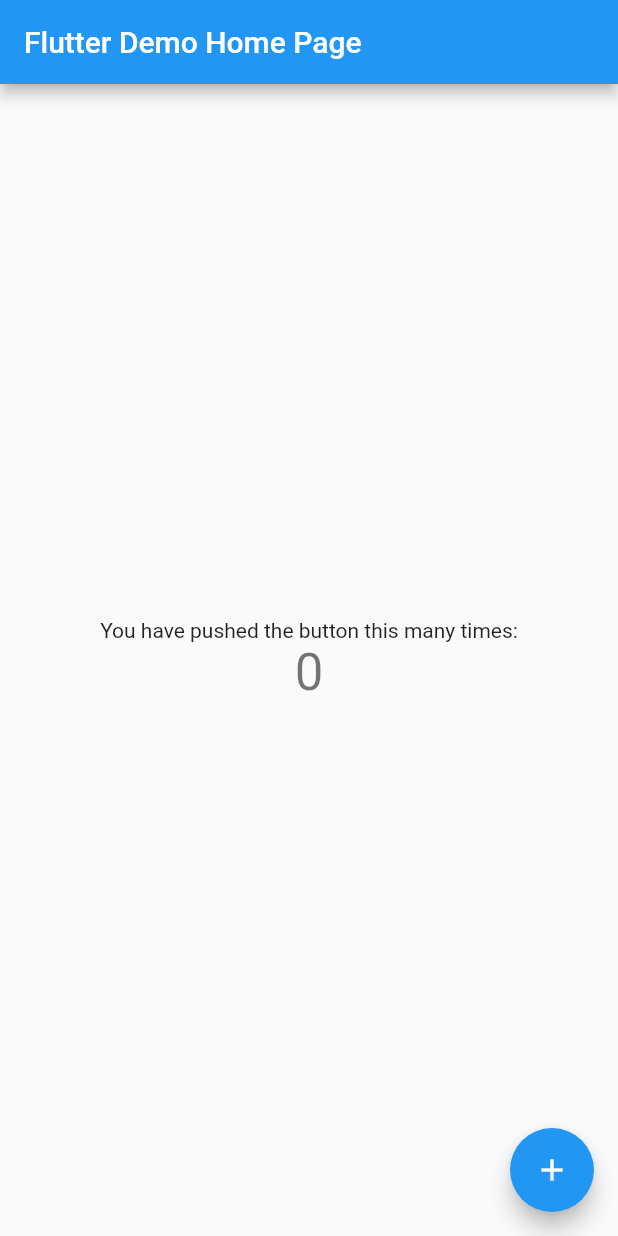
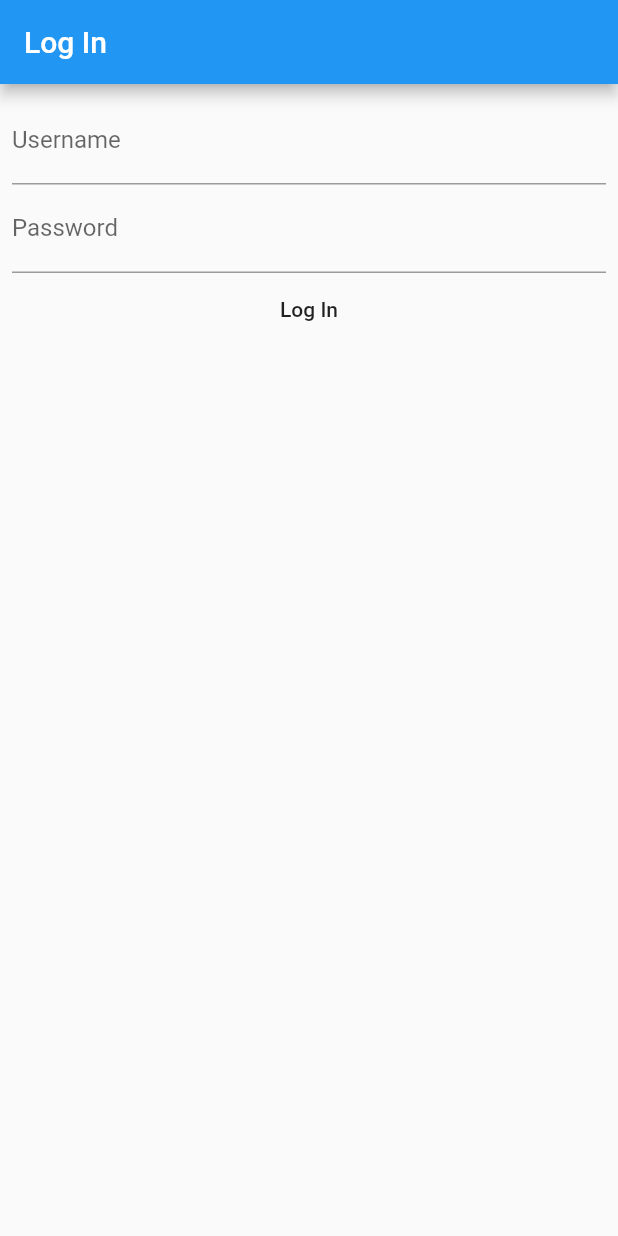
Before and after one commit to Sekarre/eDiaryMobile, a Flutter app: the screen it shows after launch, on a phone screen of 412 x 824 dp. Run offline on Flutter 3.47's test engine with Material 2 defaults, Android fonts, the phone set to English and light mode, and no system bars; our stand-ins replace flutter_secure_storage.

Commit message:
add auth:test

```diff
--- /dev/null
+++ b/e_diary_mobile/lib/login.dart
@@ -0,0 +1,100 @@
+import 'dart:convert';
+
+import 'package:e_diary_mobile/main.dart';
+import 'package:flutter/material.dart';
+import 'package:http/http.dart' as http;
+
+import 'home.dart';
+
+class LoginPage extends StatelessWidget {
+  final TextEditingController _usernameController = TextEditingController();
+  final TextEditingController _passwordController = TextEditingController();
+
+  String? JWT = null;
+
+
+  void displayDialog(context, title, text) => showDialog(
+    context: context,
+    builder: (context) =>
+        AlertDialog(
+            title: Text(title),
+            content: Text(text)
+        ),
+  );
+
+  Future<String?> attemptLogIn(String username, String password) async {
+    var res = await http.post(
+        SERVER_LOGIN,
+        headers: <String, String>{
+          'Content-Type': 'application/json; charset=UTF-8',
+        },
+        body: jsonEncode(<String, String>{
+          "username": username,
+          "password": password
+        })
+    );
+    if(res.statusCode == 200)
+      return User.fromJson(jsonDecode(res.body)).token;
+    return null;
+  }
+
+
+  @override
+  Widget build(BuildContext context) {
+    return Scaffold(
+        appBar: AppBar(title: Text("Log In"),),
+        body: Padding(
+          padding: const EdgeInsets.all(8.0),
+          child: Column(
+            children: <Widget>[
+              TextField(
+                controller: _usernameController,
+                decoration: InputDecoration(
+                    labelText: 'Username'
+                ),
+              ),
+              TextField(
+                controller: _passwordController,
+                obscureText: true,
+                decoration: InputDecoration(
+                    labelText: 'Password'
+                ),
+              ),
+              FlatButton(
+                  onPressed: () async {
+                    var username = _usernameController.text;
+                    var password = _passwordController.text;
+                    JWT = await attemptLogIn(username, password);
+                    if(JWT != null) {
+                      storage.write(key: "jwt", value: JWT);
+                      Navigator.push(
+                          context,
+                          MaterialPageRoute(
+                              builder: (context) => HomePage.fromBase64(JWT!)
+                          )
+                      );
+                    } else {
+                      displayDialog(context, "An Error Occurred", "No account was found matching that username and password");
+                    }
+                  },
+                  child: Text("Log In")
+              )
+            ],
+          ),
+        )
+    );
+  }
+}
+
+class User {
+  final String token;
+  final String username;
+  final String email;
+
+  User(this.token, this.username, this.email);
+
+  User.fromJson(Map<String, dynamic> json):
+        token = json['token'],
+        username = json['username'],
+        email = json['email'];
+}
--- a/e_diary_mobile/lib/main.dart
+++ b/e_diary_mobile/lib/main.dart
@@ -1,115 +1,58 @@
 import 'package:flutter/material.dart';
+import 'package:flutter_secure_storage/flutter_secure_storage.dart';
+import 'dart:convert' show json, base64, ascii;
+
+import 'home.dart';
+import 'login.dart';
+
+  Uri SERVER_IP = Uri.parse('http://10.0.2.2:8080');
+  Uri SERVER_LOGIN = Uri.parse("$SERVER_IP/api/auth/signin");
+  Uri SERVER_DATA_TEST = Uri.parse("$SERVER_IP/api/wallet/password/1");
+
+final storage = FlutterSecureStorage();
 
 void main() {
-  runApp(const MyApp());
+  runApp(MyApp());
 }
 
 class MyApp extends StatelessWidget {
-  const MyApp({Key? key}) : super(key: key);
-
-  // This widget is the root of your application.
-  @override
-  Widget build(BuildContext context) {
-    return MaterialApp(
-      title: 'Flutter Demo',
-      theme: ThemeData(
-        // This is the theme of your application.
-        //
-        // Try running your application with "flutter run". You'll see the
-        // application has a blue toolbar. Then, without quitting the app, try
-        // changing the primarySwatch below to Colors.green and then invoke
-        // "hot reload" (press "r" in the console where you ran "flutter run",
-        // or simply save your changes to "hot reload" in a Flutter IDE).
-        // Notice that the counter didn't reset back to zero; the application
-        // is not restarted.
-        primarySwatch: Colors.blue,
-      ),
-      home: const MyHomePage(title: 'Flutter Demo Home Page'),
-    );
-  }
-}
-
-class MyHomePage extends StatefulWidget {
-  const MyHomePage({Key? key, required this.title}) : super(key: key);
-
-  // This widget is the home page of your application. It is stateful, meaning
-  // that it has a State object (defined below) that contains fields that affect
-  // how it looks.
-
-  // This class is the configuration for the state. It holds the values (in this
-  // case the title) provided by the parent (in this case the App widget) and
-  // used by the build method of the State. Fields in a Widget subclass are
-  // always marked "final".
-
-  final String title;
-
-  @override
-  State<MyHomePage> createState() => _MyHomePageState();
-}
-
-class _MyHomePageState extends State<MyHomePage> {
-  int _counter = 0;
-
-  void _incrementCounter() {
-    setState(() {
-      // This call to setState tells the Flutter framework that something has
-      // changed in this State, which causes it to rerun the build method below
-      // so that the display can reflect the updated values. If we changed
-      // _counter without calling setState(), then the build method would not be
-      // called again, and so nothing would appear to happen.
-      _counter++;
-    });
+  Future<String> get jwtOrEmpty async {
+    var jwt = await storage.read(key: "jwt");
+    if(jwt == null)
+      return "";
+    return jwt;
   }
 
   @override
   Widget build(BuildContext context) {
-    // This method is rerun every time setState is called, for instance as done
-    // by the _incrementCounter method above.
-    //
-    // The Flutter framework has been optimized to make rerunning build methods
-    // fast, so that you can just rebuild anything that needs updating rather
-    // than having to individually change instances of widgets.
-    return Scaffold(
-      appBar: AppBar(
-        // Here we take the value from the MyHomePage object that was created by
-        // the App.build method, and use it to set our appbar title.
-        title: Text(widget.title),
+    return MaterialApp(
+      title: 'eDiary',
+      theme: ThemeData(
+        primarySwatch: Colors.blue,
       ),
-      body: Center(
-        // Center is a layout widget. It takes a single child and positions it
-        // in the middle of the parent.
-        child: Column(
-          // Column is also a layout widget. It takes a list of children and
-          // arranges them vertically. By default, it sizes itself to fit its
-          // children horizontally, and tries to be as tall as its parent.
-          //
-          // Invoke "debug painting" (press "p" in the console, choose the
-          // "Toggle Debug Paint" action from the Flutter Inspector in Android
-          // Studio, or the "Toggle Debug Paint" command in Visual Studio Code)
-          // to see the wireframe for each widget.
-          //
-          // Column has various properties to control how it sizes itself and
-          // how it positions its children. Here we use mainAxisAlignment to
-          // center the children vertically; the main axis here is the vertical
-          // axis because Columns are vertical (the cross axis would be
-          // horizontal).
-          mainAxisAlignment: MainAxisAlignment.center,
-          children: <Widget>[
-            const Text(
-              'You have pushed the button this many times:',
-            ),
-            Text(
-              '$_counter',
-              style: Theme.of(context).textTheme.headline4,
-            ),
-          ],
-        ),
+      home: FutureBuilder(
+          future: jwtOrEmpty,
+          builder: (context, snapshot) {
+            if(!snapshot.hasData) return CircularProgressIndicator();
+            if(snapshot.data != "") {
+              String str = snapshot.data.toString();
+              var jwt = str.split(".");
+
+              if(jwt.length !=3) {
+                return LoginPage();
+              } else {
+                var payload = json.decode(ascii.decode(base64.decode(base64.normalize(jwt[1]))));
+                if(DateTime.fromMillisecondsSinceEpoch(payload["exp"]*1000).isAfter(DateTime.now())) {
+                  return HomePage(str, payload);
+                } else {
+                  return LoginPage();
+                }
+              }
+            } else {
+              return LoginPage();
+            }
+          }
       ),
-      floatingActionButton: FloatingActionButton(
-        onPressed: _incrementCounter,
-        tooltip: 'Increment',
-        child: const Icon(Icons.add),
-      ), // This trailing comma makes auto-formatting nicer for build methods.
     );
   }
 }
--- a/e_diary_mobile/pubspec.yaml
+++ b/e_diary_mobile/pubspec.yaml
@@ -29,6 +29,8 @@ environment:
 dependencies:
   flutter:
     sdk: flutter
+  http: ^0.13.4
+  flutter_secure_storage: ^4.2.1
 
 
   # The following adds the Cupertino Icons font to your application.
```
Also changed, not shown: e_diary_mobile/lib/home.dart (added, +65 -0 lines), e_diary_mobile/pubspec.lock, 1 other file.
